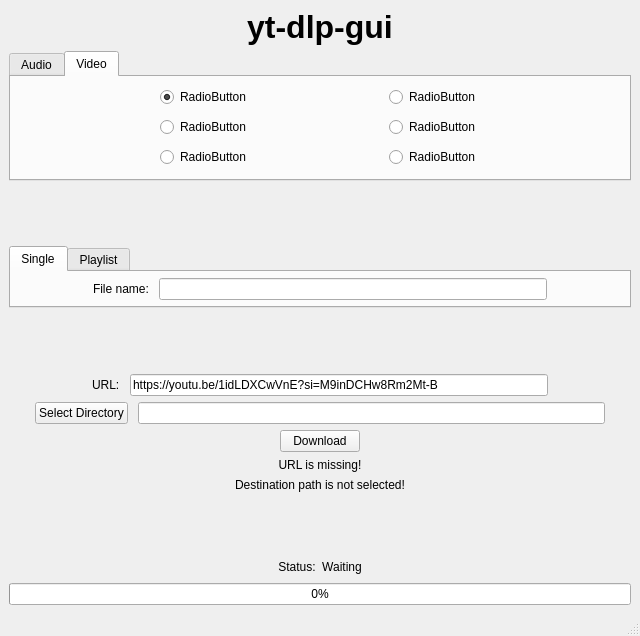
Before: the Qt Designer form maingui.ui in Bundes197/yt-dlp-gui, drawn with Qt 5.
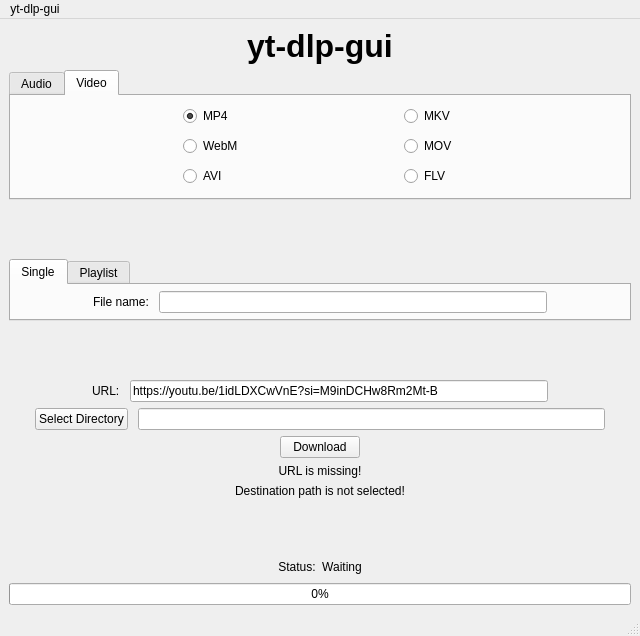
After: the same form once the commit is applied. The open tabs and pages were chosen to show the change.

Commit message: feat: audio/video format button labels

```diff
--- a/maingui.ui
+++ b/maingui.ui
@@ -199,7 +199,7 @@
         <item row="1" column="1">
          <widget class="QRadioButton" name="radioButton_9">
           <property name="text">
-           <string>RadioButton</string>
+           <string>WebM</string>
           </property>
          </widget>
         </item>
@@ -232,21 +232,21 @@
         <item row="2" column="1">
          <widget class="QRadioButton" name="radioButton_11">
           <property name="text">
-           <string>RadioButton</string>
+           <string>AVI</string>
           </property>
          </widget>
         </item>
         <item row="2" column="3">
          <widget class="QRadioButton" name="radioButton_12">
           <property name="text">
-           <string>RadioButton</string>
+           <string>FLV</string>
           </property>
          </widget>
         </item>
         <item row="0" column="1">
          <widget class="QRadioButton" name="radioButton_7">
           <property name="text">
-           <string>RadioButton</string>
+           <string>MP4</string>
           </property>
           <property name="checked">
            <bool>true</bool>
@@ -256,14 +256,14 @@
         <item row="0" column="3">
          <widget class="QRadioButton" name="radioButton_8">
           <property name="text">
-           <string>RadioButton</string>
+           <string>MKV</string>
           </property>
          </widget>
         </item>
         <item row="1" column="3">
          <widget class="QRadioButton" name="radioButton_10">
           <property name="text">
-           <string>RadioButton</string>
+           <string>MOV</string>
           </property>
          </widget>
         </item>
@@ -736,6 +736,12 @@
      <height>33</height>
     </rect>
    </property>
+   <widget class="QMenu" name="menuyt_dlp_gui">
+    <property name="title">
+     <string>yt-dlp-gui</string>
+    </property>
+   </widget>
+   <addaction name="menuyt_dlp_gui"/>
   </widget>
   <widget class="QStatusBar" name="statusBar"/>
  </widget>
```
Left out of the diff: 38 changed lines with no effect on the pictures.
